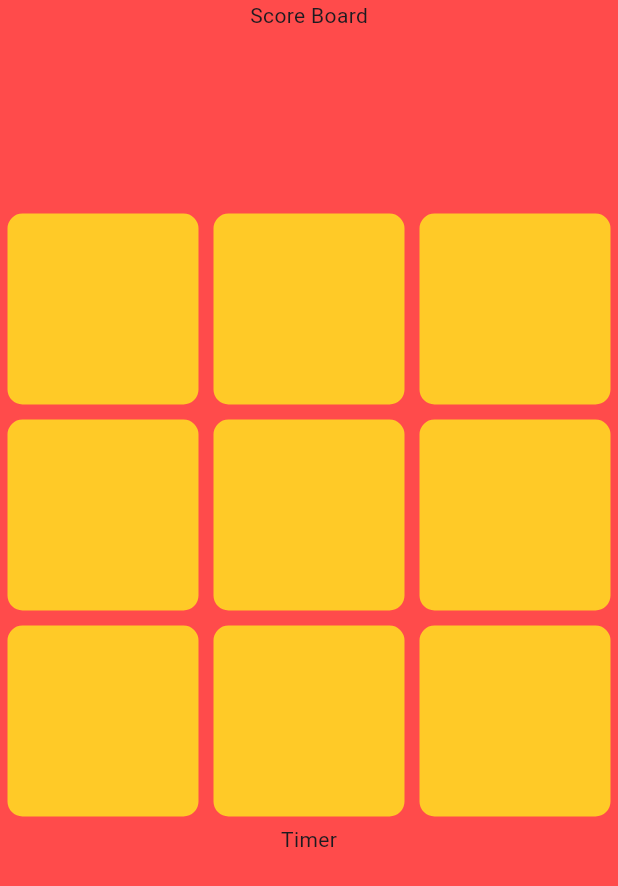
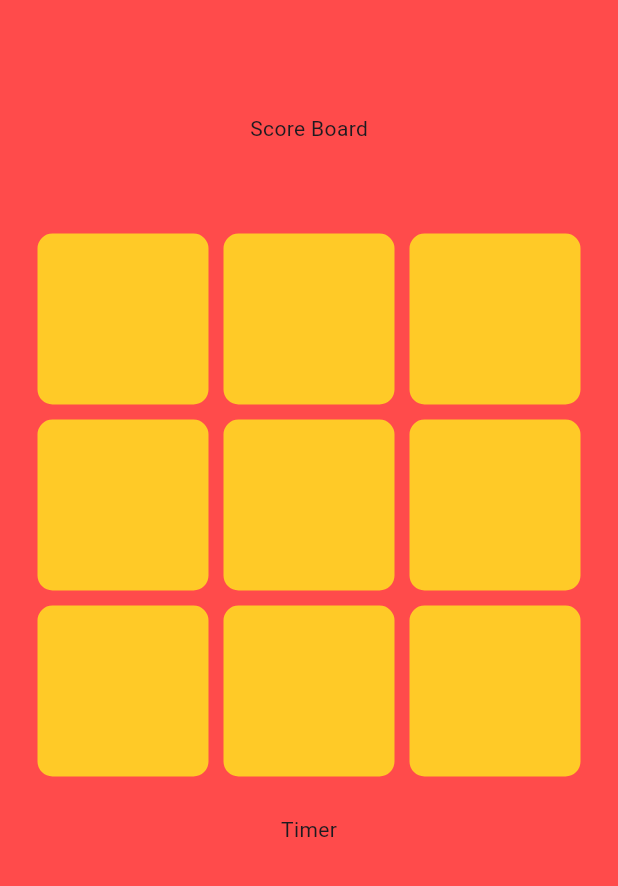
Before and after one commit to codeby-vikrant/Task-4-TicTacToe-Game, a Flutter app: the screen it shows after launch, on a phone screen of 412 x 824 dp. Shown: the top 886 px of the screen. Run offline on Flutter 3.47's test engine with Material 3 defaults, Android fonts, the phone set to English and light mode, and no system bars; our stand-ins replace google_fonts.

Commit message:
added padding and text center

```diff
--- a/lib/screens/game.dart
+++ b/lib/screens/game.dart
@@ -17,11 +17,13 @@ class _GameScreenState extends State<GameScreen> {
   Widget build(BuildContext context) {
     return Scaffold(
         backgroundColor: MainColor.primaryColor,
-        body: Column(
+        body: Padding(
+          padding: const EdgeInsets.all(20.0),
+          child: Column(
             children: [
               const Expanded(
                 flex: 1,
-              child: Text("Score Board"),
+                child: Center(child: Text("Score Board")),
               ),
               Expanded(
                   flex: 3,
@@ -48,6 +50,7 @@ class _GameScreenState extends State<GameScreen> {
                 child: Text("Timer"),
               )
             ],
+          ),
         ));
   }
 }
```
Lines whose indentation alone changed are shown as unchanged.
